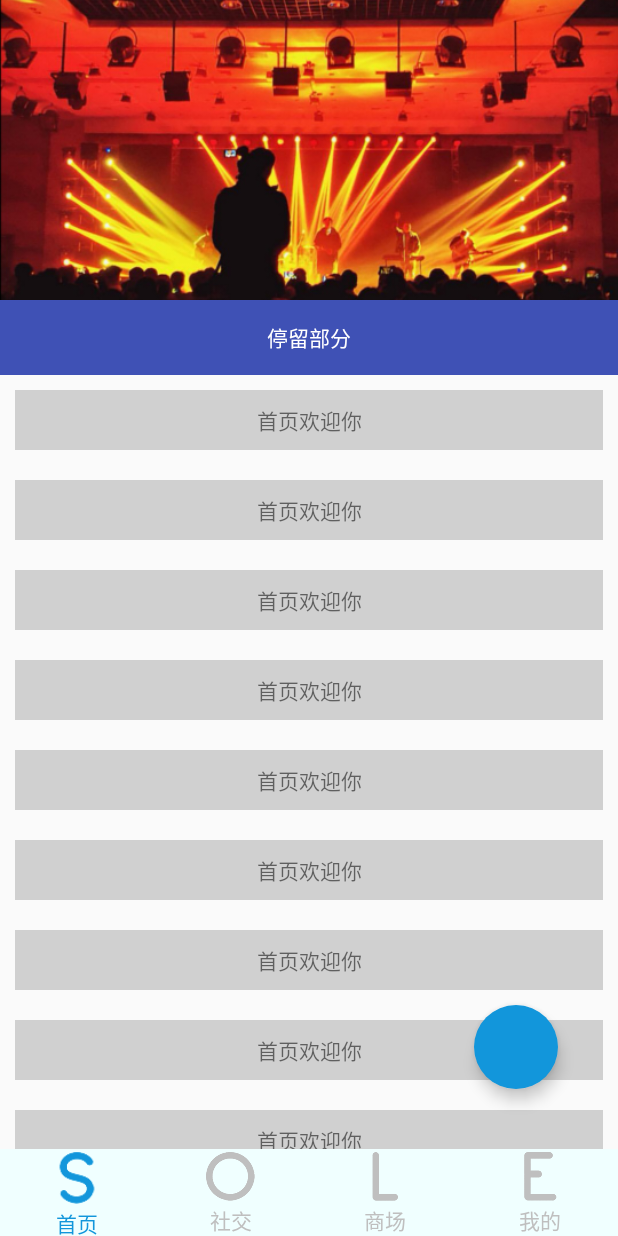
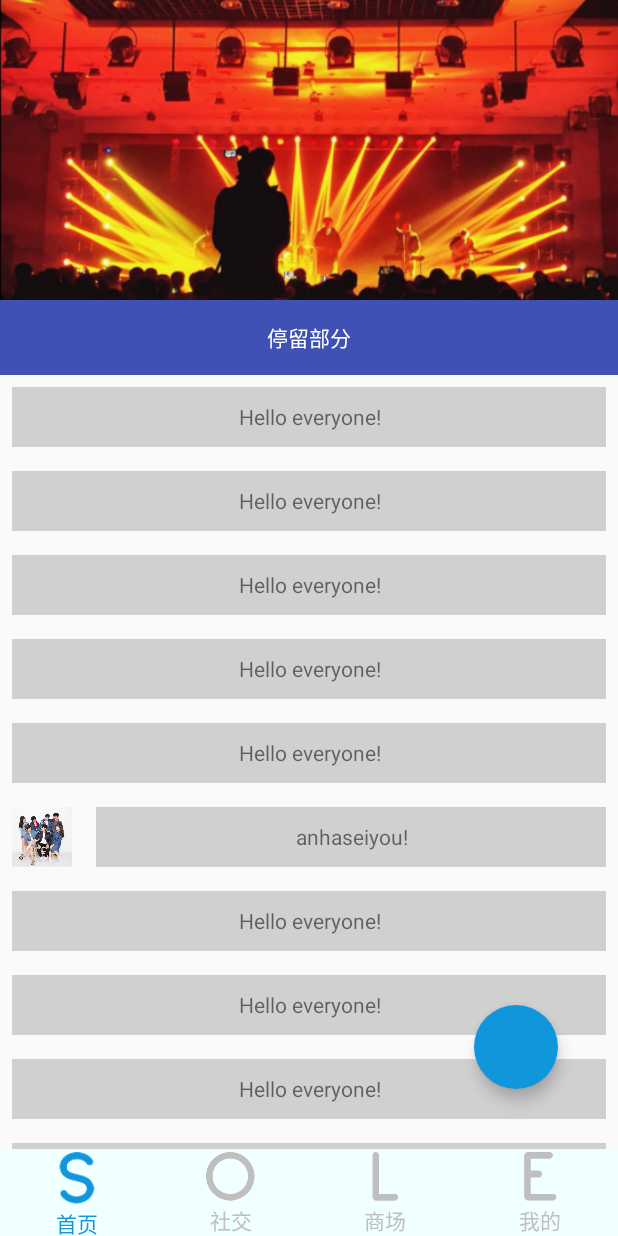
Before and after one commit to LogerLee/demo0309, an Android app: the S_shouyeFragment screen opened directly, with no data from a screen before it, on a phone screen of 412 x 824 dp. Run offline under Robolectric (Android 15) with nearby library versions, the phone set to English and light mode, and no system bars; our stand-ins replace ButterKnife.

Commit message:
RecycleView复杂条目&优化

```diff
--- a/app/src/main/java/com/loger/topgear/demo0309/main/s_shouye/S_shouyeFragment.java
+++ b/app/src/main/java/com/loger/topgear/demo0309/main/s_shouye/S_shouyeFragment.java
@@ -16,6 +16,7 @@ import com.loger.topgear.demo0309.base.BaseFragment;
 import com.loger.topgear.demo0309.base.Viewinject;
 import com.loger.topgear.demo0309.base.BaseFragment;
 import com.loger.topgear.demo0309.main.s_shouye.adapter.S_shouyeAdapter;
+import com.loger.topgear.demo0309.main.s_shouye.dto.S_shouyeDataManager;
 
 import java.util.ArrayList;
 
@@ -46,11 +47,11 @@ public class S_shouyeFragment extends BaseFragment {
     private void initRecyclerView() {
         sShouyeRecyclerview.setLayoutManager(new LinearLayoutManager(mContex));//setLayoutManager一个必要的api,它能做很多布局
         //适配器设计模式，把相应的数据Data展示到不同的布局View
-        ArrayList<String> data = new ArrayList<>();
+        /*ArrayList<String> data = new ArrayList<>();
         for (int i = 0; i <15 ; i++) {
             data.add("首页欢迎你");
-        }
-        sShouyeRecyclerview.setAdapter(new S_shouyeAdapter(data));//setAdapter也是一个必要的api
+        }*/
+        sShouyeRecyclerview.setAdapter(new S_shouyeAdapter(mContex, S_shouyeDataManager.getData(),false));//setAdapter也是一个必要的api
     }
 
     private void initListener() {
--- a/app/src/main/java/com/loger/topgear/demo0309/main/s_shouye/adapter/S_shouyeAdapter.java
+++ b/app/src/main/java/com/loger/topgear/demo0309/main/s_shouye/adapter/S_shouyeAdapter.java
@@ -1,38 +1,72 @@
 package com.loger.topgear.demo0309.main.s_shouye.adapter;
 
+import android.content.Context;
 import android.support.annotation.NonNull;
+import android.support.v7.widget.LinearLayoutManager;
 import android.support.v7.widget.RecyclerView;
+import android.util.Log;
 import android.view.LayoutInflater;
 import android.view.View;
 import android.view.ViewGroup;
+import android.widget.ImageView;
+import android.widget.LinearLayout;
 import android.widget.TextView;
+import android.widget.Toast;
 
 import com.loger.topgear.demo0309.R;
+import com.loger.topgear.demo0309.main.s_shouye.dto.S_shouyeBean;
 
+import java.security.PublicKey;
 import java.util.ArrayList;
 
 public class S_shouyeAdapter extends RecyclerView.Adapter{
 
-    private final ArrayList<String> mData;   //数据源
+    private final ArrayList<S_shouyeBean> mData;   //数据源
+    private final Context mContext;
+    private final boolean mIsHor;
+    private final RecyclerView.RecycledViewPool recycledViewPool;
 
-    public S_shouyeAdapter(ArrayList<String> data){
+    public S_shouyeAdapter(Context context,ArrayList<S_shouyeBean> data,boolean isHor){
+       recycledViewPool = new RecyclerView.RecycledViewPool();
        mData = data;
+       mContext = context;
+       mIsHor = isHor;
     }
 
     @NonNull
     @Override
-    //创建View，并放到ViewHolder（用来缓存View）
-    public RecyclerView.ViewHolder onCreateViewHolder(@NonNull ViewGroup viewGroup, int i) {
-        //把布局生成View
-        View inflate = LayoutInflater.from(viewGroup.getContext()).inflate(R.layout.item_s_fragment, null);
-        S_shouyeViewHolder viewHolder = new S_shouyeViewHolder(inflate);
-        return viewHolder;
+    //创建View，并放到ViewHolder（用来缓存View）//根据不同的类型填充不同的View
+    public RecyclerView.ViewHolder onCreateViewHolder(@NonNull ViewGroup viewGroup, int viewType) {
+        if (viewType == S_shouyeBean.IS_shouyeItemType.VERTICAL){
+            if (mIsHor){
+                Log.e("onCreateViewHolder","VERTICAL");
+            }
+
+            //把布局生成View
+            View inflate = LayoutInflater.from(viewGroup.getContext()).inflate(R.layout.item_s_fragment, viewGroup,false);
+            S_shouyeViewHolder viewHolder = new S_shouyeViewHolder(inflate);
+            return viewHolder;
+        }else if(viewType == S_shouyeBean.IS_shouyeItemType.HORIZANTAL){
+            View inflate = LayoutInflater.from(viewGroup.getContext()).inflate(R.layout.item_s_fragment_hor_rv, null);
+            S_shouyeViewHolderRv viewHolder = new S_shouyeViewHolderRv(inflate);
+            return viewHolder;
+        }
+          return null;
     }
 
     @Override
-    //每个条目都会调用一次这个方法，绑定数据
-    public void onBindViewHolder(@NonNull RecyclerView.ViewHolder viewHolder, int position) {
-        ((S_shouyeViewHolder)viewHolder).mTv.setText(mData.get(position));
+    //每个条目都会调用一次这个方法，绑定数据（根据不同类型进行绑定）
+    public void onBindViewHolder(@NonNull RecyclerView.ViewHolder viewHolder, final int position) {
+        S_shouyeBean s_shouyeBean = mData.get(position);
+        if (viewHolder instanceof S_shouyeViewHolder) {//instanceof判断其左边对象是否为其右边类的实例，返回boolean类型的数据。
+            ((S_shouyeViewHolder) viewHolder).mTv.setText(s_shouyeBean.getmDec());   //s_shouyeBean.getmDec()描述
+            ((S_shouyeViewHolder) viewHolder).mIv.setVisibility(s_shouyeBean.isShowImg()?View.VISIBLE:View.GONE);//先判断一下S_shouyeBean是否显示图片
+            ((S_shouyeViewHolder) viewHolder).itemView.setTag(position);
+
+        }else if (viewHolder instanceof S_shouyeViewHolderRv){
+            //((S_shouyeViewHolderRv) viewHolder).mRecyclerView.setLayoutManager(new LinearLayoutManager(mContext,LinearLayoutManager.HORIZONTAL,false));
+            ((S_shouyeViewHolderRv) viewHolder).mRecyclerView.setAdapter(new S_shouyeAdapter(mContext,s_shouyeBean.getData(),true));//true为标记（表示为横向的recycleview）
+        }
     }
 
     //条目的数量
@@ -44,17 +78,40 @@ public class S_shouyeAdapter extends RecyclerView.Adapter{
     @Override
     public int getItemViewType(int position) {
 
-        return super.getItemViewType(position);
+        return mData.get(position).getmItemType();
     }
 
     //缓存View，内存友好设计
     public class S_shouyeViewHolder extends RecyclerView.ViewHolder{
 
         public TextView mTv;
+        public ImageView mIv;
+
 
         public S_shouyeViewHolder(@NonNull View itemView) {
             super(itemView);
             mTv = itemView.findViewById(R.id.item_shouye_tv);
+            mIv = itemView.findViewById(R.id.item_shouye_hor_iv);
+            this.itemView.setOnClickListener(new View.OnClickListener() {
+                @Override
+                public void onClick(View v) {
+                    int position = (int)v.getTag();
+                    Toast.makeText(mContext,"我被点击了 position =" + position,Toast.LENGTH_SHORT).show();
+                }
+            });
+        }
+    }
+    public class S_shouyeViewHolderRv extends RecyclerView.ViewHolder{
+
+        public RecyclerView mRecyclerView;
+
+        public S_shouyeViewHolderRv(@NonNull View itemView) {
+            super(itemView);
+            LinearLayoutManager linearLayoutManager = new LinearLayoutManager(mContext, LinearLayoutManager.HORIZONTAL, false);
+            linearLayoutManager.setRecycleChildrenOnDetach(true);
+            mRecyclerView = itemView.findViewById(R.id.item_shouye_hor_rv);
+            mRecyclerView.setLayoutManager(linearLayoutManager);
+            mRecyclerView.setRecycledViewPool(recycledViewPool);
         }
     }
 
--- a/app/src/main/java/com/loger/topgear/demo0309/main/s_shouye/dto/S_shouyeBean.java
+++ b/app/src/main/java/com/loger/topgear/demo0309/main/s_shouye/dto/S_shouyeBean.java
@@ -4,10 +4,10 @@ import java.util.ArrayList;
 
 public class S_shouyeBean {
 
-    private int mItemType;
+    private int mItemType = IS_shouyeItemType.VERTICAL;
     private String mDec;
     private boolean isShowImg;   //是否展示图片
-    private ArrayList<S_shouyeBean> data;
+    private ArrayList<S_shouyeBean> data;   //横向列表
 
     public int getmItemType() {
         return mItemType;
@@ -44,7 +44,10 @@ public class S_shouyeBean {
         this.data = data;
         return this;
     }
-
+    public interface IS_shouyeItemType{
+        int VERTICAL = 0;
+        int HORIZANTAL = 1;
+    }
 
 
 }
--- /dev/null
+++ b/app/src/main/java/com/loger/topgear/demo0309/main/s_shouye/dto/S_shouyeDataManager.java
@@ -0,0 +1,37 @@
+package com.loger.topgear.demo0309.main.s_shouye.dto;
+
+import java.util.ArrayList;
+
+public class S_shouyeDataManager {
+
+
+    //获取竖向数据
+    private static ArrayList<S_shouyeBean> getVerData(int len){
+        ArrayList<S_shouyeBean> data = new ArrayList<>();
+        for (int i = 0; i < len; i++) {
+            S_shouyeBean bean = new S_shouyeBean();
+            bean.setShowImg(false).setmDec("Hello everyone!");
+            data.add(bean);
+        }
+        return data;
+    }
+    //获取横向数据
+    private static ArrayList<S_shouyeBean> getHorData(int len){
+        ArrayList<S_shouyeBean> data = new ArrayList<>();
+        for (int i = 0; i < len; i++) {
+            S_shouyeBean bean = new S_shouyeBean();
+            bean.setShowImg(true).setmDec("anhaseiyou!");
+            data.add(bean);
+        }
+        return data;
+    }
+    //将这两个数据整理到一起，再传到Adapter
+    public static ArrayList<S_shouyeBean> getData(){
+        ArrayList<S_shouyeBean> data = new ArrayList<>();
+        data.addAll(getVerData(5));
+        data.add(new S_shouyeBean().setData(getHorData(10)).setmItemType(S_shouyeBean.IS_shouyeItemType.HORIZANTAL));
+        data.addAll(getVerData(5));
+        data.add(new S_shouyeBean().setData(getHorData(10)).setmItemType(S_shouyeBean.IS_shouyeItemType.HORIZANTAL));
+        return data;
+    }
+}
--- a/app/src/main/res/layout/fragment_s.xml
+++ b/app/src/main/res/layout/fragment_s.xml
@@ -33,7 +33,7 @@
                     android:visibility="gone"
                     android:gravity="center"
                     android:layout_gravity="center"
-                    android:text="你好"
+                    android:text="你好 "
                     android:textColor="@color/color_ffffff"
                     android:layout_width="match_parent"
                     android:layout_height="match_parent" />
--- a/app/src/main/res/layout/item_s_fragment.xml
+++ b/app/src/main/res/layout/item_s_fragment.xml
@@ -1,13 +1,22 @@
 <?xml version="1.0" encoding="utf-8"?>
-<RelativeLayout
+<LinearLayout
     xmlns:android="http://schemas.android.com/apk/res/android"
+    android:orientation="horizontal"
     android:layout_width="match_parent"
-    android:layout_height="match_parent">
+    android:layout_height="wrap_content">
+
+    <ImageView
+        android:id="@+id/item_shouye_hor_iv"
+        android:scaleType="centerCrop"
+        android:layout_width="@dimen/dp_40"
+        android:layout_height="@dimen/dp_40"
+        android:layout_margin="8dp"
+        android:src="@mipmap/hoz1"/>
 
     <TextView
         android:id="@+id/item_shouye_tv"
         android:background="@color/color_grey_30"
-        android:layout_margin="10dp"
+        android:layout_margin="8dp"
         android:gravity="center"
         android:layout_gravity="center"
         android:text="首页条目"
@@ -15,4 +24,4 @@
         android:layout_height="@dimen/dp_40"
         />
 
-</RelativeLayout>
+</LinearLayout>
--- /dev/null
+++ b/app/src/main/res/layout/item_s_fragment_hor_rv.xml
@@ -0,0 +1,14 @@
+<?xml version="1.0" encoding="utf-8"?>
+<RelativeLayout
+    xmlns:android="http://schemas.android.com/apk/res/android"
+    android:layout_width="match_parent"
+    android:layout_height="match_parent">
+
+    <android.support.v7.widget.RecyclerView
+        android:id="@+id/item_shouye_hor_rv"
+        android:layout_width="match_parent"
+        android:layout_height="wrap_content">
+
+    </android.support.v7.widget.RecyclerView>
+
+</RelativeLayout>
```
Also changed, not shown: app/src/main/res/mipmap-xxhdpi/hoz1.jpg (added).
